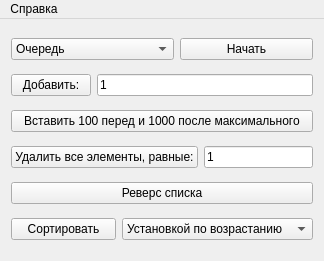
First picture: the form in mainwindow.ui, repository ngalaiko/course, before the edit.
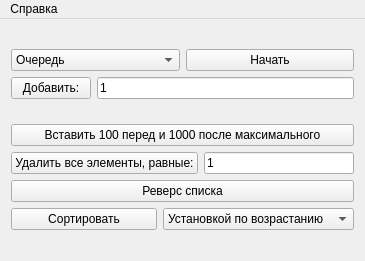
Second picture: the form after the edit. Icons and pictures are not drawn.

The edit to the form file:
```diff
--- a/mainwindow.ui
+++ b/mainwindow.ui
@@ -6,7 +6,7 @@
    <rect>
     <x>0</x>
     <y>0</y>
-    <width>324</width>
+    <width>365</width>
     <height>261</height>
    </rect>
   </property>
@@ -18,7 +18,12 @@
     <normaloff>:/pic/png/main.png</normaloff>:/pic/png/main.png</iconset>
   </property>
   <widget class="QWidget" name="centralWidget">
-   <layout class="QGridLayout" name="gridLayout">
+   <layout class="QGridLayout" name="gridLayout_3">
+    <item row="0" column="0">
+     <layout class="QGridLayout" name="gridLayout_2">
+      <property name="sizeConstraint">
+       <enum>QLayout::SetDefaultConstraint</enum>
+      </property>
     <item row="0" column="0">
      <layout class="QHBoxLayout" name="horizontalLayout_5">
       <item>
@@ -72,7 +77,11 @@
       </item>
      </layout>
     </item>
-    <item row="2" column="0">
+     </layout>
+    </item>
+    <item row="1" column="0">
+     <layout class="QGridLayout" name="gridLayout">
+      <item row="0" column="0">
      <layout class="QHBoxLayout" name="horizontalLayout_4">
       <item>
        <widget class="QPushButton" name="pushButton_Insert">
@@ -83,7 +92,7 @@
       </item>
      </layout>
     </item>
-    <item row="3" column="0">
+      <item row="1" column="0">
      <layout class="QHBoxLayout" name="horizontalLayout_3">
       <item>
        <widget class="QPushButton" name="Remove">
@@ -101,14 +110,14 @@
       </item>
      </layout>
     </item>
-    <item row="4" column="0">
+      <item row="2" column="0">
      <widget class="QPushButton" name="pushButton_reverse">
       <property name="text">
        <string>Реверс списка</string>
       </property>
      </widget>
     </item>
-    <item row="5" column="0">
+      <item row="3" column="0">
      <layout class="QHBoxLayout" name="horizontalLayout_2">
       <item>
        <widget class="QPushButton" name="pushButton_SortBubble">
@@ -134,14 +143,16 @@
      </layout>
     </item>
    </layout>
+    </item>
+   </layout>
   </widget>
   <widget class="QMenuBar" name="menuBar">
    <property name="geometry">
     <rect>
      <x>0</x>
      <y>0</y>
-     <width>324</width>
-     <height>26</height>
+     <width>365</width>
+     <height>25</height>
     </rect>
    </property>
    <widget class="QMenu" name="menu">
```
Lines whose indentation alone changed are shown as unchanged.
